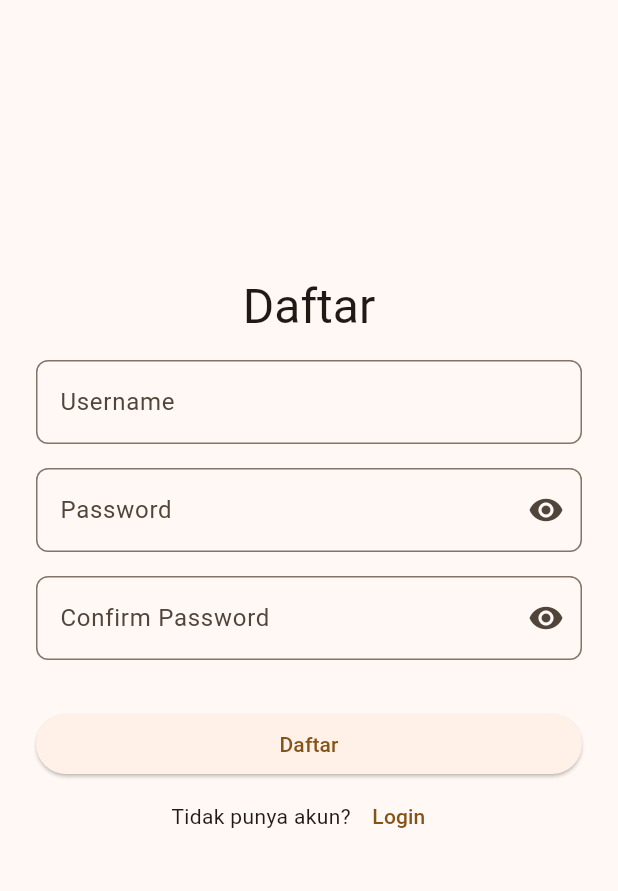
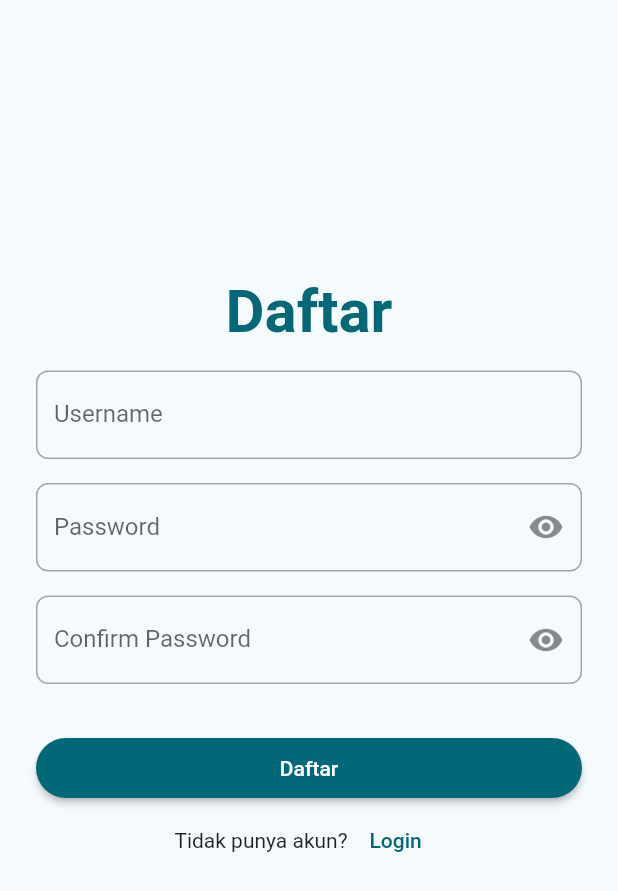
Before and after one commit to Siradrawanp/infodev_app, a Flutter app: the screen it shows after launch, after a tap on "Login", after a tap on "Daftar", on a phone screen of 412 x 824 dp. Shown: the top 891 px of the screen. Run offline on Flutter 3.47's test engine with Material 2 defaults, Android fonts, the phone set to English and light mode, and no system bars; our stand-ins replace hive_flutter; accounts and stored records are empty.

Commit message:
change themeData colors

```diff
--- a/lib/main.dart
+++ b/lib/main.dart
@@ -1,8 +1,7 @@
 import 'package:flutter/material.dart';
 import 'package:hive_flutter/hive_flutter.dart';
-import 'package:infodev_app/presentation/pages/home_page.dart';
-import 'package:infodev_app/presentation/pages/signup_page.dart';
-
+import 'presentation/pages/home_page.dart';
+import 'presentation/pages/signup_page.dart';
 import 'presentation/pages/login_page.dart';
 
 void main() async {
@@ -22,9 +21,8 @@ class MyApp extends StatelessWidget {
   @override
   Widget build(BuildContext context) {
     return MaterialApp(
-      theme: ThemeData(
-        colorScheme: ColorScheme.fromSeed(seedColor: Colors.orange),
-        useMaterial3: true,
+      theme: ThemeData.from(
+        colorScheme: ColorScheme.fromSeed(seedColor: Colors.cyan),
       ),
       debugShowCheckedModeBanner: false,
       initialRoute: '/loginPage',
--- a/lib/presentation/pages/signup_page.dart
+++ b/lib/presentation/pages/signup_page.dart
@@ -31,7 +31,11 @@ class _SignupPageState extends State<SignupPage> {
               const SizedBox(height: 160,),
               Text(
                 'Daftar',
-                style: Theme.of(context).textTheme.headlineLarge,
+                style: TextStyle(
+                  color: Theme.of(context).colorScheme.primary,
+                  fontWeight: FontWeight.bold,
+                  fontSize: Theme.of(context).textTheme.headlineLarge?.fontSize,
+                ),
               ),
               const SizedBox(height: 16,),
               TextFormField(
```
Also changed, not shown: lib/presentation/pages/home_page.dart (+40 -1 lines).
